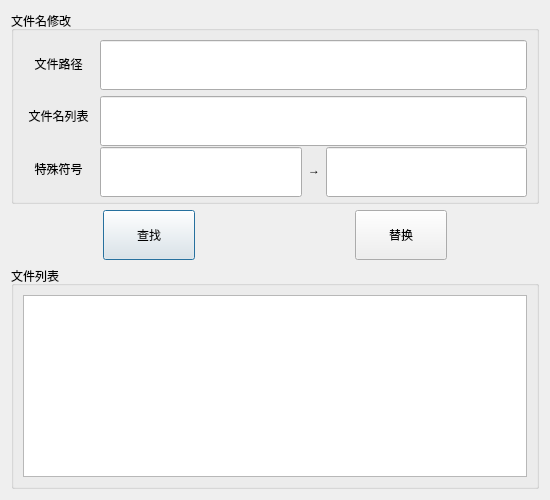
Old version of the form rename_file_name.ui in the repository WeiMuYang/markdown-assistant.
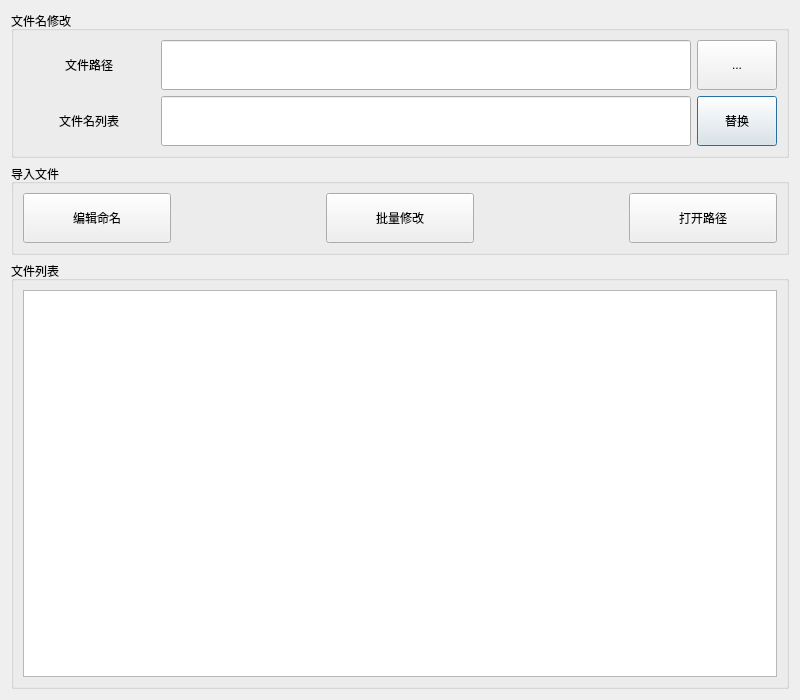
New version of the form.

Commit message: fxed: 初步添加了批量重命名的功能

Patch:
```diff
--- a/rename_file_name.ui
+++ b/rename_file_name.ui
@@ -6,20 +6,20 @@
    <rect>
     <x>0</x>
     <y>0</y>
-    <width>550</width>
-    <height>500</height>
+    <width>800</width>
+    <height>700</height>
    </rect>
   </property>
   <property name="minimumSize">
    <size>
-    <width>550</width>
-    <height>500</height>
+    <width>750</width>
+    <height>700</height>
    </size>
   </property>
   <property name="windowTitle">
    <string>Dialog</string>
   </property>
-  <layout class="QVBoxLayout" name="verticalLayout_4">
+  <layout class="QVBoxLayout" name="verticalLayout_5">
    <item>
     <widget class="QGroupBox" name="pathWgt">
      <property name="sizePolicy">
@@ -43,7 +43,7 @@
      <property name="title">
       <string>文件名修改</string>
      </property>
-     <layout class="QHBoxLayout" name="horizontalLayout_4" stretch="1,6">
+     <layout class="QHBoxLayout" name="horizontalLayout_4" stretch="1,4,0">
       <item>
        <layout class="QVBoxLayout" name="verticalLayout_2">
         <item>
@@ -102,38 +102,8 @@
           </property>
          </widget>
         </item>
-        <item>
-         <widget class="QLabel" name="label_5">
-          <property name="sizePolicy">
-           <sizepolicy hsizetype="Preferred" vsizetype="Preferred">
-            <horstretch>0</horstretch>
-            <verstretch>0</verstretch>
-           </sizepolicy>
-          </property>
-          <property name="minimumSize">
-           <size>
-            <width>50</width>
-            <height>0</height>
-           </size>
-          </property>
-          <property name="maximumSize">
-           <size>
-            <width>16777215</width>
-            <height>16777215</height>
-           </size>
-          </property>
-          <property name="text">
-           <string>特殊符号</string>
-          </property>
-          <property name="alignment">
-           <set>Qt::AlignCenter</set>
-          </property>
-         </widget>
-        </item>
        </layout>
       </item>
-      <item>
-       <layout class="QVBoxLayout" name="verticalLayout_5" stretch="1,2">
         <item>
          <layout class="QVBoxLayout" name="verticalLayout_7">
           <item>
@@ -149,14 +119,6 @@
             </property>
            </widget>
           </item>
-         </layout>
-        </item>
-        <item>
-         <layout class="QHBoxLayout" name="horizontalLayout_2" stretch="3">
-          <item>
-           <layout class="QVBoxLayout" name="verticalLayout_3">
-            <item>
-             <layout class="QVBoxLayout" name="verticalLayout_6">
               <item>
                <widget class="QLineEdit" name="NameListEdit">
                 <property name="sizePolicy">
@@ -179,102 +141,24 @@
              </layout>
             </item>
             <item>
-             <layout class="QHBoxLayout" name="horizontalLayout">
+       <layout class="QVBoxLayout" name="verticalLayout_3" stretch="1,1">
               <item>
-               <widget class="QLineEdit" name="SymbolA">
-                <property name="minimumSize">
-                 <size>
-                  <width>0</width>
-                  <height>50</height>
-                 </size>
-                </property>
-                <property name="text">
-                 <string/>
-                </property>
-               </widget>
-              </item>
-              <item>
-               <widget class="QLabel" name="label_3">
-                <property name="text">
-                 <string>→</string>
-                </property>
-               </widget>
-              </item>
-              <item>
-               <widget class="QLineEdit" name="SymbolB">
-                <property name="minimumSize">
-                 <size>
-                  <width>0</width>
-                  <height>50</height>
-                 </size>
-                </property>
-                <property name="text">
-                 <string/>
-                </property>
-               </widget>
-              </item>
-             </layout>
-            </item>
-           </layout>
-          </item>
-         </layout>
-        </item>
-       </layout>
-      </item>
-     </layout>
-    </widget>
-   </item>
-   <item>
-    <layout class="QHBoxLayout" name="horizontalLayout_3" stretch="3,3,5,3,3">
-     <item>
-      <spacer name="horizontalSpacer">
-       <property name="orientation">
-        <enum>Qt::Horizontal</enum>
-       </property>
-       <property name="sizeHint" stdset="0">
-        <size>
-         <width>40</width>
-         <height>20</height>
-        </size>
-       </property>
-      </spacer>
-     </item>
-     <item>
-      <widget class="QPushButton" name="BatchModifyPbn">
+         <widget class="QToolButton" name="ChoosePbn">
        <property name="sizePolicy">
-        <sizepolicy hsizetype="Expanding" vsizetype="Fixed">
+           <sizepolicy hsizetype="Expanding" vsizetype="Expanding">
          <horstretch>0</horstretch>
          <verstretch>0</verstretch>
         </sizepolicy>
        </property>
-       <property name="minimumSize">
-        <size>
-         <width>0</width>
-         <height>50</height>
-        </size>
-       </property>
        <property name="text">
-        <string>查找</string>
+           <string>...</string>
        </property>
       </widget>
      </item>
      <item>
-      <spacer name="horizontalSpacer_2">
-       <property name="orientation">
-        <enum>Qt::Horizontal</enum>
-       </property>
-       <property name="sizeHint" stdset="0">
-        <size>
-         <width>40</width>
-         <height>20</height>
-        </size>
-       </property>
-      </spacer>
-     </item>
-     <item>
-      <widget class="QPushButton" name="ReplacePbn">
+         <widget class="QPushButton" name="ReplaceByListPbn">
        <property name="sizePolicy">
-        <sizepolicy hsizetype="Expanding" vsizetype="Fixed">
+           <sizepolicy hsizetype="Expanding" vsizetype="Expanding">
          <horstretch>0</horstretch>
          <verstretch>0</verstretch>
         </sizepolicy>
@@ -290,6 +174,70 @@
        </property>
       </widget>
      </item>
+       </layout>
+      </item>
+     </layout>
+    </widget>
+   </item>
+   <item>
+    <widget class="QGroupBox" name="groupBox_2">
+     <property name="title">
+      <string>导入文件</string>
+     </property>
+     <layout class="QVBoxLayout" name="verticalLayout_4">
+      <item>
+       <layout class="QHBoxLayout" name="horizontalLayout_3" stretch="1,1,1,1,1">
+        <item>
+         <widget class="QPushButton" name="ModifyNameFilePbn">
+          <property name="sizePolicy">
+           <sizepolicy hsizetype="Expanding" vsizetype="Fixed">
+            <horstretch>0</horstretch>
+            <verstretch>0</verstretch>
+           </sizepolicy>
+          </property>
+          <property name="minimumSize">
+           <size>
+            <width>0</width>
+            <height>50</height>
+           </size>
+          </property>
+          <property name="text">
+           <string>编辑命名</string>
+          </property>
+         </widget>
+        </item>
+        <item>
+         <spacer name="horizontalSpacer_2">
+          <property name="orientation">
+           <enum>Qt::Horizontal</enum>
+          </property>
+          <property name="sizeHint" stdset="0">
+           <size>
+            <width>40</width>
+            <height>20</height>
+           </size>
+          </property>
+         </spacer>
+        </item>
+        <item>
+         <widget class="QPushButton" name="ReplaceByFilePbn">
+          <property name="sizePolicy">
+           <sizepolicy hsizetype="Expanding" vsizetype="Fixed">
+            <horstretch>0</horstretch>
+            <verstretch>0</verstretch>
+           </sizepolicy>
+          </property>
+          <property name="minimumSize">
+           <size>
+            <width>0</width>
+            <height>50</height>
+           </size>
+          </property>
+          <property name="text">
+           <string>批量修改</string>
+          </property>
+         </widget>
+        </item>
      <item>
       <spacer name="horizontalSpacer_3">
        <property name="orientation">
@@ -303,7 +251,29 @@
        </property>
       </spacer>
      </item>
-    </layout>
+        <item>
+         <widget class="QPushButton" name="OpenFilePathPbn">
+          <property name="sizePolicy">
+           <sizepolicy hsizetype="Expanding" vsizetype="Fixed">
+            <horstretch>0</horstretch>
+            <verstretch>0</verstretch>
+           </sizepolicy>
+          </property>
+          <property name="minimumSize">
+           <size>
+            <width>0</width>
+            <height>50</height>
+           </size>
+          </property>
+          <property name="text">
+           <string>打开路径</string>
+          </property>
+         </widget>
+        </item>
+       </layout>
+      </item>
+     </layout>
+    </widget>
    </item>
    <item>
     <widget class="QGroupBox" name="groupBox">
```
Left out of the diff: 2 changed lines with no effect on the pictures. Lines whose indentation alone changed are shown as unchanged. The commit also changes 8 other files.
